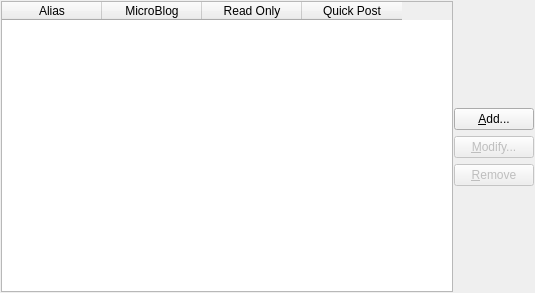
Before: the Qt Designer form choqok/config/accounts/accountswidget_base.ui in KDE/choqok, drawn with Qt 5.
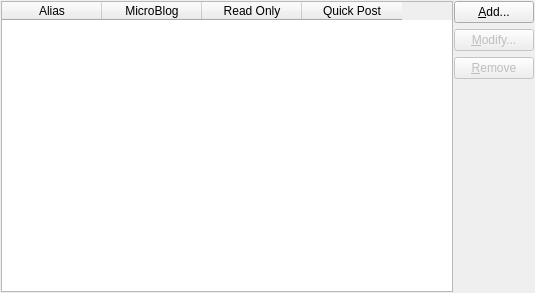
After: the same form once the commit is applied. Custom widgets are drawn as their Qt base class.

Diff of the .ui file:
```diff
--- a/choqok/config/accounts/accountswidget_base.ui
+++ b/choqok/config/accounts/accountswidget_base.ui
@@ -22,19 +22,6 @@
      <property name="spacing">
       <number>6</number>
      </property>
-     <item>
-      <spacer name="verticalSpacer_2">
-       <property name="orientation">
-        <enum>Qt::Vertical</enum>
-       </property>
-       <property name="sizeHint" stdset="0">
-        <size>
-         <width>20</width>
-         <height>40</height>
-        </size>
-       </property>
-      </spacer>
-     </item>
      <item>
       <widget class="KPushButton" name="btnAdd">
        <property name="toolTip">
```
Left out of the diff: 28 changed lines with no effect on the pictures.
